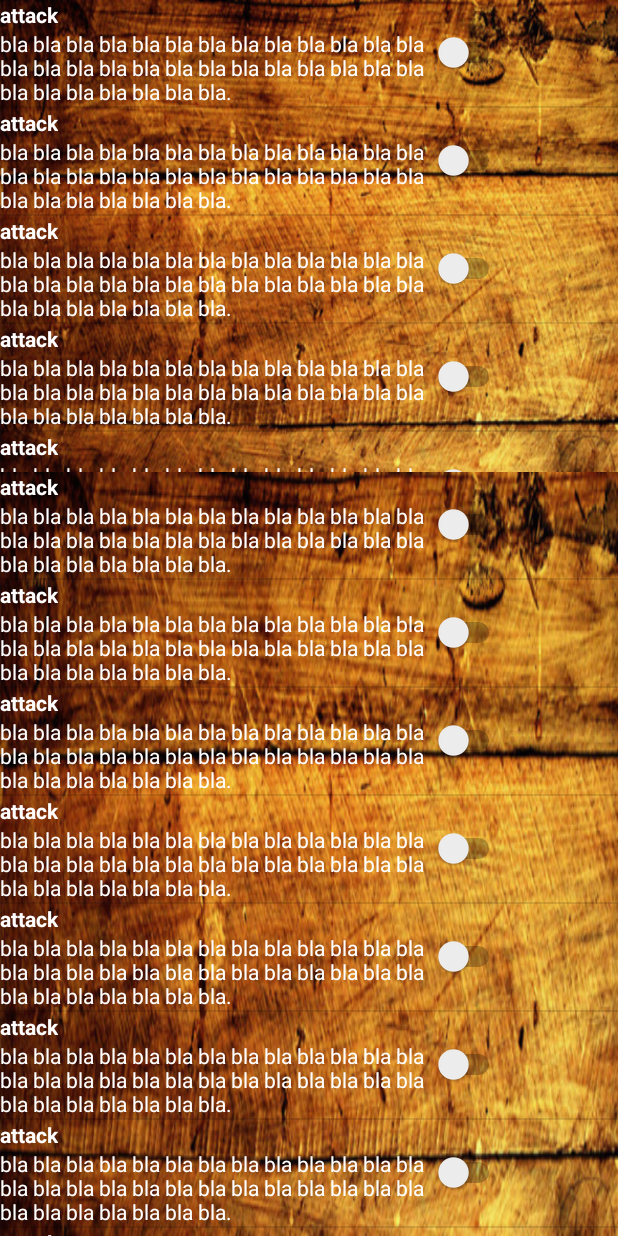
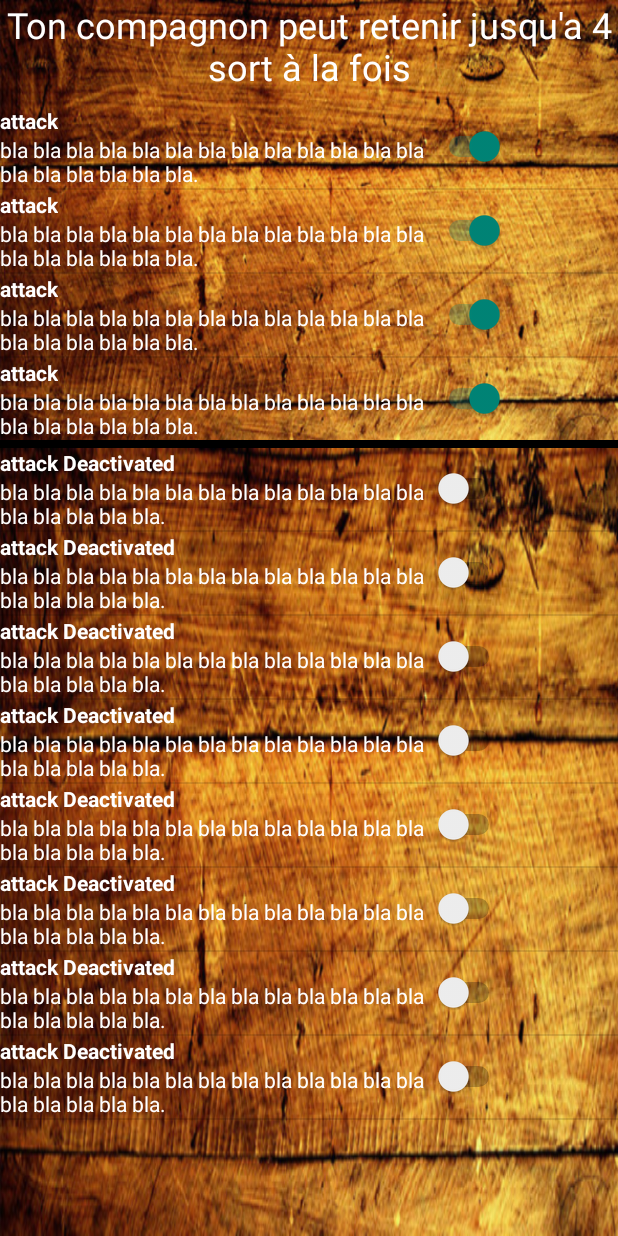
Before and after one commit to AmelieA/fluffy-adventure, an Android app: the AttackChoice screen opened directly, with no data from a screen before it, on a phone screen of 412 x 824 dp. Run offline under Robolectric (Android 15) with nearby library versions, the light colour scheme and no system bars.

Commit message:
Merge branch 'master' of https://github.com/AmelieA/fluffy-adventure
Conflicts:
	app/src/main/java/com/fluffyadventure/view/MainActivity.java
	app/src/main/java/com/fluffyadventure/view/Status.java

```diff
--- a/app/src/main/java/com/fluffyadventure/view/AttackChoice.java
+++ b/app/src/main/java/com/fluffyadventure/view/AttackChoice.java
@@ -9,7 +9,9 @@ import android.view.View;
 import android.view.ViewGroup;
 import android.widget.ListView;
 import android.widget.ArrayAdapter;
+import android.widget.Switch;
 import android.widget.TextView;
+import android.widget.ToggleButton;
 
 import com.fluffyadventure.model.Spell;
 
@@ -28,10 +30,10 @@ public class AttackChoice extends Activity {
     AttackChoiceAdapter deactivateAdapter;
 
     // List of attacks
-    Spell spell = new Spell(0,"attack", "bla bla bla bla bla bla bla bla bla bla bla bla bla bla bla bla bla bla bla bla bla bla bla bla bla bla bla bla bla bla bla bla bla.");
-    ArrayList<Spell> attacks = new ArrayList<>(Arrays.asList(spell, spell, spell, spell, spell, spell, spell, spell));
+    Spell spell = new Spell(0,"attack", "bla bla bla bla bla bla bla bla bla bla bla bla bla bla bla bla bla bla bla.");
+    ArrayList<Spell> attacks = new ArrayList<>(Arrays.asList(spell, spell, spell, spell));
 
-    Spell spell2 = new Spell(0,"attack Deactivated", "bla bla bla bla bla bla bla bla bla bla bla bla bla bla bla bla bla bla bla bla bla bla bla bla bla bla bla bla bla bla bla bla bla.");
+    Spell spell2 = new Spell(0,"attack Deactivated", "bla bla bla bla bla bla bla bla bla bla bla bla bla bla bla bla bla bla.");
     ArrayList<Spell> attacks2 = new ArrayList<>(Arrays.asList(spell2, spell2, spell2, spell2, spell2, spell2, spell2, spell2));
 
 
@@ -40,11 +42,11 @@ public class AttackChoice extends Activity {
         super.onCreate(savedInstanceState);
         setContentView(R.layout.activity_attack_choice);
 
-        activateAdapter = new AttackChoiceAdapter(this, attacks);
+        activateAdapter = new AttackChoiceAdapter(this, attacks, true);
         ListView activatedAttackView = (ListView) findViewById(R.id.ActivatedAttackView);
         activatedAttackView.setAdapter(activateAdapter);
 
-        deactivateAdapter = new AttackChoiceAdapter(this, attacks);
+        deactivateAdapter = new AttackChoiceAdapter(this, attacks2, false);
         ListView deactivatedAttackView = (ListView) findViewById(R.id.DeactivatedAttackView);
         deactivatedAttackView.setAdapter(deactivateAdapter);
 
@@ -55,20 +57,21 @@ public class AttackChoice extends Activity {
 
 
     private class AttackChoiceAdapter extends ArrayAdapter<Spell> {
+        private final boolean activated;
         private final Context context;
         private final ArrayList<Spell> values;
 
-        public AttackChoiceAdapter(Context context, ArrayList<Spell> values) {
+        public AttackChoiceAdapter(Context context, ArrayList<Spell> values, boolean activated) {
             super(context, R.layout.attack_choice_row_layout, values);
             this.context = context;
             this.values = values;
+            this.activated = activated;
         }
 
         @Override
         public View getView(int position, View convertView, ViewGroup parent) {
             View rowView = convertView;
             // reuse views
-           // if (rowView == null) {
             LayoutInflater inflater = (LayoutInflater) context
                     .getSystemService(Context.LAYOUT_INFLATER_SERVICE);
             rowView = inflater.inflate(R.layout.attack_choice_row_layout, parent, false);
@@ -77,7 +80,8 @@ public class AttackChoice extends Activity {
             attackName.setText(values.get(position).getName());
             TextView attackDescription = (TextView) rowView.findViewById(R.id.AttackDescription);
             attackDescription.setText(values.get(position).getDescription());
-            //}
+            Switch toggleButton = (Switch) rowView.findViewById(R.id.ToggleButton);
+            toggleButton.setChecked(activated);
 
             return rowView;
         }
--- a/app/src/main/res/layout/activity_attack_choice.xml
+++ b/app/src/main/res/layout/activity_attack_choice.xml
@@ -2,28 +2,56 @@
     xmlns:tools="http://schemas.android.com/tools" android:layout_width="match_parent"
     android:layout_height="match_parent">
 
+    <RelativeLayout
+        android:layout_width="fill_parent"
+        android:layout_height="fill_parent">
+
         <LinearLayout
+            android:id="@+id/attackLayout"
+            android:layout_width="wrap_content"
+            android:layout_height="wrap_content"
+            android:orientation="vertical"
+            android:background="@drawable/wood">
+            <TextView
+                android:id="@+id/attackChoiceText"
+                android:text="@string/chose_attacks"
+                android:textColor="#ffffffff"
+                android:textSize="24sp"
+                android:layout_height="wrap_content"
+                android:layout_width="wrap_content"
+                android:layout_alignParentTop="true"
+                android:gravity="center_horizontal"/>
+
+            <View
                 android:layout_width="fill_parent"
-        android:layout_height="fill_parent"
-        android:orientation="vertical"
-        android:weightSum="10">
+                android:layout_height="10dp"
+                android:layout_alignParentBottom="true"
+                android:layout_below="@id/attackLayout"/>
 
             <ListView
                 android:id="@+id/ActivatedAttackView"
-        android:layout_width="match_parent"
+                android:layout_width="fill_parent"
                 android:layout_height="wrap_content"
-        android:background="@drawable/wood"
-        android:layout_weight="8">
-    </ListView>
+                android:layout_alignParentBottom="true"
+                android:layout_below="@id/attackChoiceText"
+                android:scrollbars="none"/>
+            <View
+                android:id="@+id/AttackViewsSeparator"
+                android:layout_width="fill_parent"
+                android:layout_height="5dp"
+                android:layout_alignParentBottom="true"
+                android:layout_below="@id/ActivatedAttackView"
+                android:background="#ff000000"/>
+        </LinearLayout>
         <ListView
             android:id="@+id/DeactivatedAttackView"
             android:layout_width="match_parent"
             android:layout_height="wrap_content"
+            android:layout_alignParentBottom="true"
+            android:layout_below="@id/attackLayout"
             android:background="@drawable/wood"
-        android:scaleType="matrix"
-        android:layout_weight="2">
-    </ListView>
-
-    </LinearLayout>
+            android:scaleType="centerInside"/>
 
     </RelativeLayout>
+
+</RelativeLayout>
--- a/app/src/main/res/layout/activity_solo_combat.xml
+++ b/app/src/main/res/layout/activity_solo_combat.xml
@@ -143,7 +143,7 @@
                                     android:layout_height="fill_parent"
                                     android:layout_weight="4.4"
                                     android:text="PV"
-                                    android:textSize="15sp"
+                                    android:textSize="12sp"
                                     android:textColor="#ff000000"/>
                                 <ProgressBar
                                     android:layout_weight="1.8"
--- a/app/src/main/res/layout/attack_choice_row_layout.xml
+++ b/app/src/main/res/layout/attack_choice_row_layout.xml
@@ -43,7 +43,7 @@
             android:layout_weight="7">
 
             <Switch
-                android:id="@+id/Switch"
+                android:id="@+id/ToggleButton"
                 android:layout_width="wrap_content"
                 android:layout_height="wrap_content"
                 android:textOn="On"
--- a/app/src/main/res/values/strings.xml
+++ b/app/src/main/res/values/strings.xml
@@ -14,6 +14,7 @@
     <string name="squirrel_presentation">L\'écureuil lance des noisettes à distance ! Elles font plus mal et peuvent toucher deux ennemis à la fois, mais ont une faible chance de rater leur cible.</string>
     <string name="sheep_presentation">Le mouton dispose de nombreux PV et dispose de meilleures capacités de soin</string>
     <string name="chose_name">Choisis lui un nom !</string>
+    <string name="chose_attacks">Ton compagnon peut retenir jusqu\'a 4 sort à la fois</string>
     <string name="text_button_ok">OK !</string>
     <string name="title_activity_animal_choice_slider">AnimalChoiceSlider</string>
     <string name="title_section1">Section 1</string>
```
Lines whose indentation alone changed are shown as unchanged.
